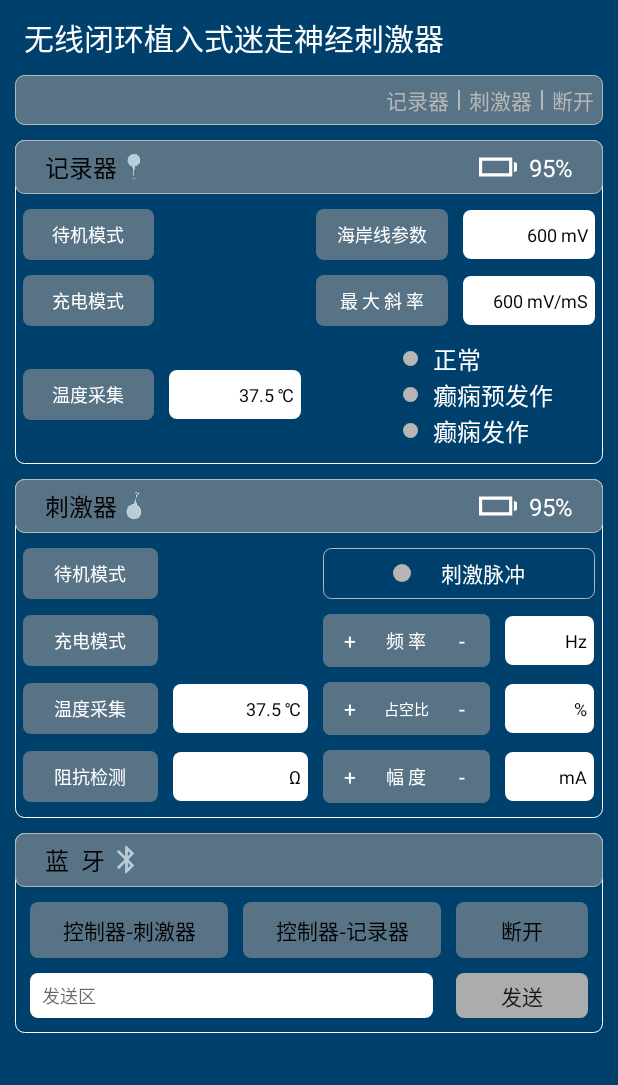
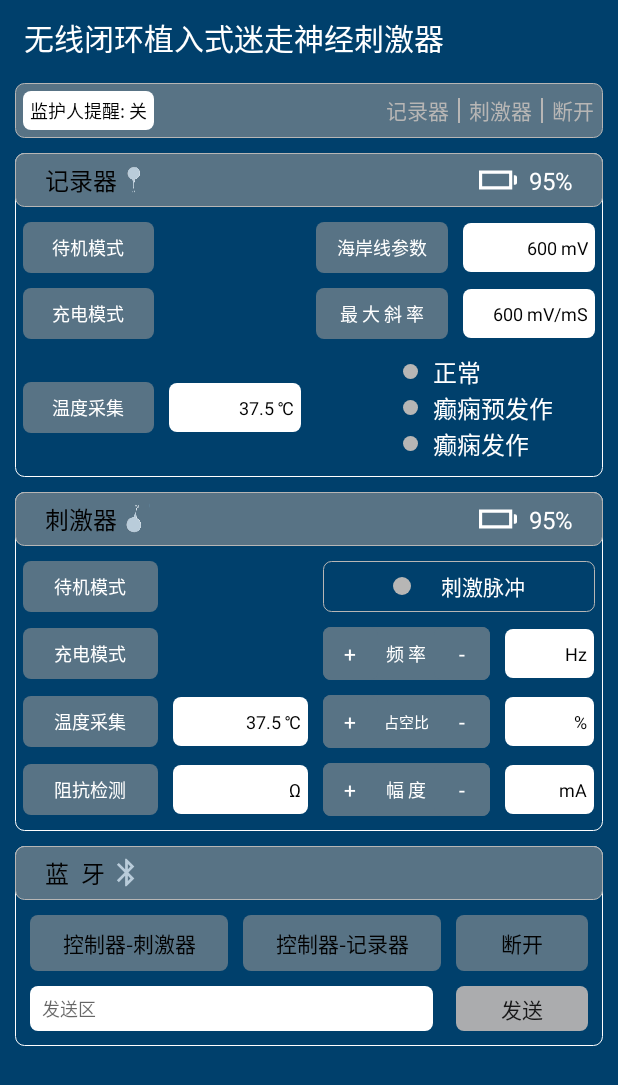
Before and after one commit to yangs2012/mybluetooh, an Android app: the screen it shows after launch (MainActivity), on a phone screen of 412 x 824 dp. Shown: the top 1085 px of the screen. Run offline under Robolectric (Android 15) with nearby library versions, the phone set to English and light mode, and no system bars; our stand-ins replace ButterKnife; libraries missing offline, so code that uses them is left out: com.alibaba.fastjson.

Commit message:
add 短信发送

```diff
--- a/app/build.gradle
+++ b/app/build.gradle
@@ -28,6 +28,8 @@ dependencies {
     compile 'com.android.support:appcompat-v7:26.+'
     compile 'com.android.support.constraint:constraint-layout:1.0.2'
     compile 'com.jakewharton:butterknife:8.8.1'
+    compile 'com.squareup.okhttp3:okhttp:3.9.0'
     annotationProcessor 'com.jakewharton:butterknife-compiler:8.8.1'
+    compile 'com.alibaba:fastjson:1.1.65.android'
     testCompile 'junit:junit:4.12'
 }
--- a/app/src/main/AndroidManifest.xml
+++ b/app/src/main/AndroidManifest.xml
@@ -6,8 +6,11 @@
     <uses-permission android:name="android.permission.BLUETOOTH_ADMIN" />
     <uses-permission android:name="android.permission.ACCESS_COARSE_LOCATION" />
     <uses-permission android:name="android.permission.ACCESS_FINE_LOCATION" />
+    <uses-permission android:name="android.permission.INTERNET" />
+    <uses-permission android:name="android.permission.ACCESS_NETWORK_STATE" />
 
     <application
+        android:name=".APPAplication"
         android:allowBackup="true"
         android:icon="@mipmap/ic_app"
         android:label="@string/app_name"
--- /dev/null
+++ b/app/src/main/java/com/yangs/mybluetooh/APPAplication.java
@@ -0,0 +1,31 @@
+package com.yangs.mybluetooh;
+
+import android.app.Application;
+import android.content.Context;
+import android.os.Handler;
+import android.os.Looper;
+import android.widget.Toast;
+
+/**
+ * Created by yangs on 2017/11/3 0003.
+ */
+
+public class APPAplication extends Application {
+    private static Context context;
+
+    @Override
+    public void onCreate() {
+        super.onCreate();
+        context = getApplicationContext();
+    }
+
+    public static void showToast(final String src, final int i) {
+        Handler handler = new Handler(Looper.getMainLooper());
+        handler.post(new Runnable() {
+            @Override
+            public void run() {
+                Toast.makeText(context, src, i).show();
+            }
+        });
+    }
+}
--- a/app/src/main/java/com/yangs/mybluetooh/MainActivity.java
+++ b/app/src/main/java/com/yangs/mybluetooh/MainActivity.java
@@ -40,6 +40,8 @@ import butterknife.ButterKnife;
 public class MainActivity extends AppCompatActivity implements View.OnClickListener {
     @BindView(R.id.toolbar)
     public Toolbar toolbar;
+    @BindView(R.id.jianhuren)
+    public TextView jianhuren;
     @BindView(R.id.status_jilu)
     public TextView status_jilu;
     @BindView(R.id.status_ciji)
@@ -146,7 +148,9 @@ public class MainActivity extends AppCompatActivity implements View.OnClickListe
     private static Boolean ll_ciji_sw_status = true;
     private int wendu_flag;
     private Boolean ciji_ll_turn_flag = false;
+    private Boolean jianhuren_flag = false;
     private String mode;
+    private SmsSource smsSource;
 
 
     @Override
@@ -159,6 +163,7 @@ public class MainActivity extends AppCompatActivity implements View.OnClickListe
     private void initView() {
         ButterKnife.bind(this);
         jilu_daiji.setOnClickListener(this);
+        jianhuren.setOnClickListener(this);
         jilu_haianxiancanshu.setOnClickListener(this);
         jilu_chongdian.setOnClickListener(this);
         jilu_zuidaxielv.setOnClickListener(this);
@@ -200,6 +205,7 @@ public class MainActivity extends AppCompatActivity implements View.OnClickListe
             startActivityForResult(enableBtIntent, REQUEST_ENABLE_BT);
         }
         mRxStringBuildler = new StringBuilder();
+        smsSource = new SmsSource();
     }
 
     private void showToast(final String s, final int i) {
@@ -473,6 +479,9 @@ public class MainActivity extends AppCompatActivity implements View.OnClickListe
                     jili_v1.setBackgroundResource(R.drawable.lay_6);
                     jili_v2.setBackgroundResource(R.drawable.lay_6);
                     jili_v3.setBackgroundResource(R.drawable.lay_5);
+                    if (jianhuren_flag) {
+                        showToast("检测到癫痫发作,正在发送短信通知...", 0);
+                    }
                     break;
                 case "DJON":
                     if ("ciji".equals(mode)) {
@@ -524,6 +533,21 @@ public class MainActivity extends AppCompatActivity implements View.OnClickListe
     public void onClick(View view) {
         byte[] data;
         switch (view.getId()) {
+            case R.id.jianhuren:
+                if (jianhuren_flag) {
+                    jianhuren_flag = false;
+                    jianhuren.setText("监护人提醒: 关");
+                } else {
+                    jianhuren_flag = true;
+                    jianhuren.setText("监护人提醒: 开");
+                }
+                new Thread(new Runnable() {
+                    @Override
+                    public void run() {
+                        smsSource.sendSms("aa");
+                    }
+                }).start();
+                break;
             case R.id.ciji_ll_turn:
                 if (ciji_ll_turn_flag) {
                     data = StringByteTrans.Str2Bytes("k");
--- /dev/null
+++ b/app/src/main/java/com/yangs/mybluetooh/SmsSource.java
@@ -0,0 +1,92 @@
+package com.yangs.mybluetooh;
+
+import android.util.Log;
+import android.widget.Toast;
+
+import com.alibaba.fastjson.JSON;
+import com.alibaba.fastjson.JSONObject;
+
+import java.io.IOException;
+import java.security.MessageDigest;
+import java.security.NoSuchAlgorithmException;
+import java.text.SimpleDateFormat;
+import java.util.Date;
+
+import okhttp3.FormBody;
+import okhttp3.Headers;
+import okhttp3.OkHttpClient;
+import okhttp3.Request;
+import okhttp3.RequestBody;
+import okhttp3.Response;
+
+/**
+ * Created by yangs on 2017/11/3 0003.
+ */
+
+public class SmsSource {
+    private OkHttpClient mOkHttpClient;
+    private Headers requestHeaders;
+    private static final String accountSid = "55e1f542aafa451b995a2f8a1a1400ac";
+    private static final String authtoken = "80e97f1e93354f189c3a9e91c6d2fbe2";
+    private static final String ACCOUNT_INFO = "https://api.miaodiyun.com/20150822/query/accountInfo";
+
+    public SmsSource() {
+        requestHeaders = new Headers.Builder()
+                .add("Content-type", "application/x-www-form-urlencoded")
+                .add("User-Agent", "yangs mybluetooh").build();
+        mOkHttpClient = new OkHttpClient.Builder().followRedirects(false)
+                .followSslRedirects(false).build();
+    }
+
+    public void sendSms(String msg) {
+        SimpleDateFormat df = new SimpleDateFormat("yyyyMMddHHmmss");
+        String time = df.format(new Date());
+        String sig;
+        try {
+            sig = Bit32(accountSid + authtoken + time);
+        } catch (Exception e) {
+            e.printStackTrace();
+            return;
+        }
+        FormBody.Builder formBodyBuilder = new FormBody.Builder().add("accountSid", accountSid)
+                .add("timestamp", time).add("sig", sig).add("respDataType", "JSON");
+        RequestBody requestBody = formBodyBuilder.build();
+        Request request = new Request.Builder().url(ACCOUNT_INFO).headers(requestHeaders)
+                .post(requestBody).build();
+        try {
+            Response response = mOkHttpClient.newCall(request).execute();
+            JSONObject jsonObject = JSON.parseObject(response.body().string());
+            String respCode = jsonObject.getString("respCode");
+            if ("00000".equals(respCode)) {
+
+            } else {
+                String respDesc = jsonObject.getString("respDesc");
+                APPAplication.showToast("发送失败:  " + respCode + "\n" + respDesc, 1);
+            }
+        } catch (IOException e) {
+            e.printStackTrace();
+        }
+    }
+
+    private static final char HEX_DIGITS[] = {'0', '1', '2', '3', '4', '5', '6', '7', '8', '9', 'A', 'B', 'C', 'D', 'E', 'F'};
+
+    private static String toHexString(byte[] b) {
+        StringBuilder sb = new StringBuilder(b.length * 2);
+        for (int i = 0; i < b.length; i++) {
+            sb.append(HEX_DIGITS[(b[i] & 0xf0) >>> 4]);
+            sb.append(HEX_DIGITS[b[i] & 0x0f]);
+        }
+        return sb.toString();
+    }
+
+    public static String Bit32(String SourceString) throws Exception {
+        MessageDigest digest = java.security.MessageDigest.getInstance("MD5");
+        digest.update(SourceString.getBytes());
+        byte messageDigest[] = digest.digest();
+        return toHexString(messageDigest);
+    }
+
+    public static String Bit16(String SourceString) throws Exception {
+        return Bit32(SourceString).substring(8, 24);
+    }
+}
--- /dev/null
+++ b/app/src/main/res/drawable/lay_11.xml
@@ -0,0 +1,24 @@
+<?xml version="1.0" encoding="utf-8"?>
+<selector xmlns:android="http://schemas.android.com/apk/res/android">
+    <item android:state_pressed="true">
+        <shape android:shape="rectangle">
+            <corners android:radius="5dp" />
+            <solid android:color="#847575" />
+            <padding android:bottom="4dp" android:left="5dp" android:right="5dp" android:top="4dp" />
+        </shape>
+    </item>
+    <item android:state_focused="true">
+        <shape android:shape="rectangle">
+            <corners android:radius="5dp" />
+            <solid android:color="#847575" />
+            <padding android:bottom="4dp" android:left="5dp" android:right="5dp" android:top="4dp" />
+        </shape>
+    </item>
+    <item>
+        <shape android:shape="rectangle">
+            <solid android:color="@color/white" />
+            <corners android:radius="5dp" />
+            <padding android:bottom="4dp" android:left="5dp" android:right="5dp" android:top="4dp" />
+        </shape>
+    </item>
+</selector>
--- a/app/src/main/res/drawable/lay_4.xml
+++ b/app/src/main/res/drawable/lay_4.xml
@@ -4,7 +4,7 @@
         <shape android:shape="rectangle">
             <solid android:color="@color/white" />
             <corners android:radius="5dp" />
-            <padding android:bottom="8dp" android:right="5dp" android:top="8dp" />
+            <padding android:bottom="8dp" android:left="5dp" android:right="5dp" android:top="8dp" />
         </shape>
     </item>
 </selector>
--- a/app/src/main/res/layout/activity_main.xml
+++ b/app/src/main/res/layout/activity_main.xml
@@ -28,8 +28,20 @@
                 android:layout_marginBottom="10dp"
                 android:layout_marginLeft="10dp"
                 android:layout_marginRight="10dp"
+                android:layout_marginTop="5dp"
                 android:background="@drawable/lay_1"
                 android:orientation="horizontal">
+
+                <TextView
+                    android:id="@+id/jianhuren"
+                    android:layout_width="wrap_content"
+                    android:layout_height="wrap_content"
+                    android:layout_margin="5dp"
+                    android:background="@drawable/lay_11"
+                    android:gravity="center"
+                    android:text="监护人提醒: 关"
+                    android:textColor="@color/black"
+                    android:textSize="12sp" />
 
                 <View
                     android:layout_width="0dp"
```
